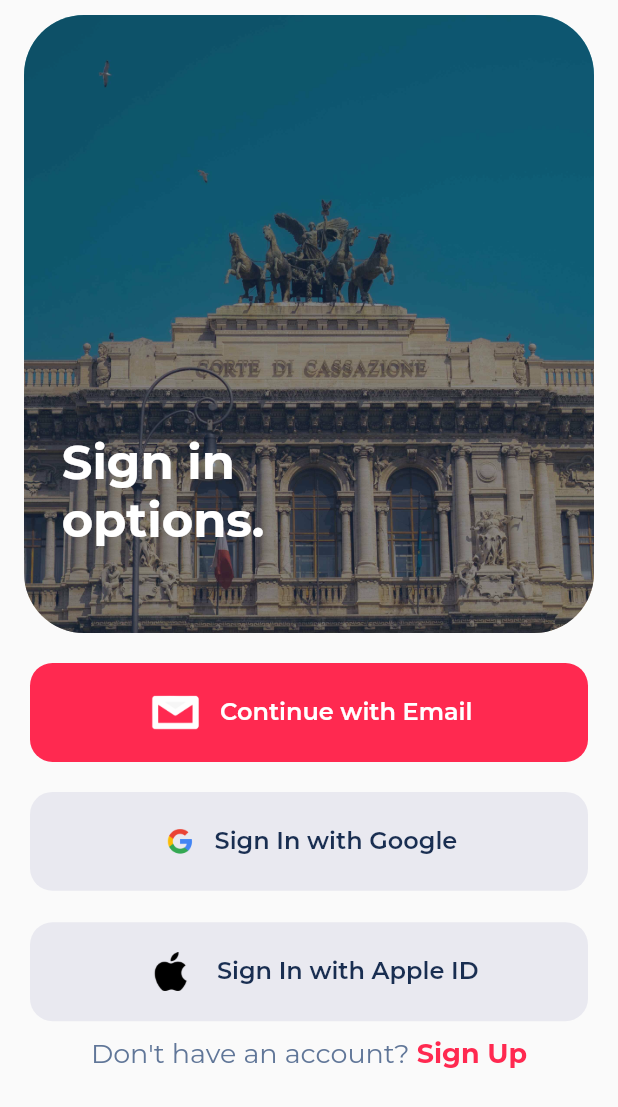
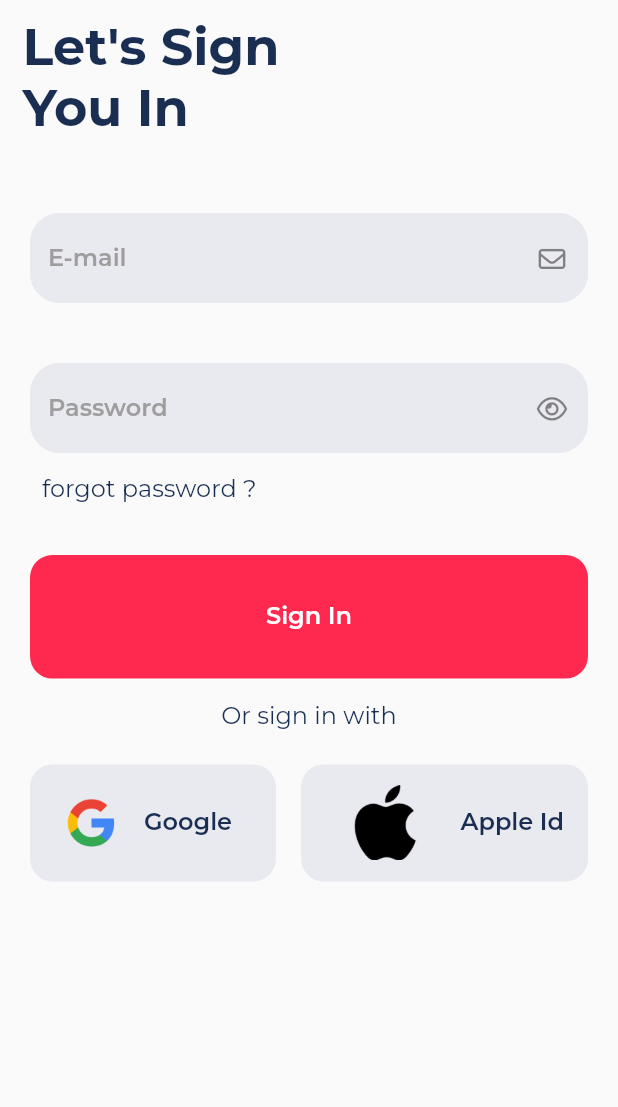
Before and after one commit to Febinjohnson96/newsz, a Flutter app: the SignInScreen screen opened directly, on a phone screen of 412 x 824 dp. Shown: the top 1107 px of the screen. Run offline on Flutter 3.47's test engine with Material 2 defaults, Android fonts, the phone set to English and light mode, and no system bars; our stand-ins replace animate_do, equatable, flex_color_scheme, font_awesome_flutter, get, get_it and 1 more.

Commit message:
Feature/sign in page (#7)
* fixed screens for smaller devices

* refactored names to signinoptions

* made proper route

* created view for signin and signup.

* Added form in signin with password view

* completed ui. optimized for small devices

* added sized box for proper alignment

```diff
--- a/lib/src/config/route/approute.dart
+++ b/lib/src/config/route/approute.dart
@@ -1,6 +1,7 @@
 import 'package:get/get.dart';
+import 'package:newsz/src/presentation/auth/auth_screen.dart';
 import 'package:newsz/src/presentation/onboarding/onboarding_screen.dart';
-import 'package:newsz/src/presentation/signin/signin_screen.dart';
+import 'package:newsz/src/presentation/signin_options/signin_options_screen.dart';
 import 'package:newsz/src/presentation/splash/splash_screen.dart';
 
 import '../../presentation/home/home.dart';
@@ -19,8 +20,13 @@ List<GetPage> appRoutes = [
     page: () => const HomeView(),
   ),
   GetPage(
-    name: "/signin",
-    page: () => const SignInScreen(),
+    name: "/signinoptions",
+    page: () => const SignInOptionsScreen(),
+    transition: Transition.fadeIn,
+  ),
+  GetPage(
+    name: "/auth",
+    page: () => const AuthScreen(),
     transition: Transition.fadeIn,
   ),
 ];
--- a/lib/src/config/theme/app_text_theme.dart
+++ b/lib/src/config/theme/app_text_theme.dart
@@ -1,4 +1,5 @@
 import 'package:flutter/material.dart';
+import 'package:newsz/src/config/theme/appcolors.dart';
 
 class AppTheme {
   static final appTheme = ThemeData(
@@ -44,5 +45,17 @@ class AppTheme {
           fontWeight: FontWeight.w500,
           fontSize: 24,
         ),
-      ));
+      ),
+      inputDecorationTheme: InputDecorationTheme(
+          filled: true,
+          fillColor: athensGrey,
+          border: OutlineInputBorder(
+              borderSide: const BorderSide(color: athensGrey),
+              borderRadius: BorderRadius.circular(20)),
+          focusedBorder: OutlineInputBorder(
+              borderSide: const BorderSide(color: athensGrey),
+              borderRadius: BorderRadius.circular(20)),
+          enabledBorder: OutlineInputBorder(
+              borderSide: const BorderSide(color: athensGrey),
+              borderRadius: BorderRadius.circular(20))));
 }
--- /dev/null
+++ b/lib/src/presentation/auth/auth_sub_features/sign_in/sign_in_controller.dart
@@ -0,0 +1,14 @@
+import 'package:flutter/material.dart';
+import 'package:get/get.dart';
+
+class SignInController extends GetxController {
+  final emailController = TextEditingController();
+  final passWordController = TextEditingController();
+
+  final _isPassWordNotVisible = true.obs;
+  bool get isPassWordNotVisible => _isPassWordNotVisible.value;
+
+  void changePasswordVisibilty(bool passWordVisibility) {
+    _isPassWordNotVisible(passWordVisibility);
+  }
+}
--- /dev/null
+++ b/lib/src/presentation/auth/auth_sub_features/sign_in/sign_in_screen.dart
@@ -0,0 +1,138 @@
+import 'package:flutter/material.dart';
+import 'package:font_awesome_flutter/font_awesome_flutter.dart';
+import 'package:get/get.dart';
+import 'package:newsz/src/config/images/images.dart';
+import 'package:newsz/src/config/theme/appcolors.dart';
+import 'package:newsz/src/presentation/auth/auth_sub_features/sign_in/sign_in_controller.dart';
+import 'package:newsz/src/presentation/auth/widgets/auth_text_field.dart';
+import 'package:newsz/src/widgets/appbutton.dart';
+import 'package:newsz/src/widgets/appbutton_with_icon.dart';
+
+class SignInScreen extends StatelessWidget {
+  const SignInScreen({Key? key}) : super(key: key);
+
+  @override
+  Widget build(BuildContext context) {
+    return GetBuilder<SignInController>(
+        init: SignInController(),
+        builder: (controller) {
+          return Scaffold(body: LayoutBuilder(builder: (context, constraints) {
+            return SingleChildScrollView(
+              child: Column(
+                mainAxisSize: MainAxisSize.min,
+                crossAxisAlignment: CrossAxisAlignment.start,
+                children: [
+                  Padding(
+                    padding: const EdgeInsets.symmetric(
+                        vertical: 10, horizontal: 15),
+                    child: Text(
+                      "Let's Sign\nYou In",
+                      style: Theme.of(context)
+                          .textTheme
+                          .headline1
+                          ?.copyWith(color: blueVogue, fontSize: 34),
+                    ),
+                  ),
+                  const SizedBox(
+                    height: 40,
+                  ),
+                  Padding(
+                    padding: const EdgeInsets.symmetric(horizontal: 20),
+                    child: AuthTextField(
+                      textController: controller.emailController,
+                      label: "E-mail",
+                      isPassword: false,
+                      icon: FontAwesomeIcons.envelope,
+                    ),
+                  ),
+                  const SizedBox(
+                    height: 40,
+                  ),
+                  Padding(
+                    padding: const EdgeInsets.symmetric(horizontal: 20),
+                    child: Obx(
+                      () => AuthTextField(
+                        textController: controller.passWordController,
+                        label: "Password",
+                        isPassword: controller.isPassWordNotVisible,
+                        icon: controller.isPassWordNotVisible
+                            ? FontAwesomeIcons.eye
+                            : FontAwesomeIcons.eyeSlash,
+                        callback: (p0) =>
+                            controller.changePasswordVisibilty(p0),
+                      ),
+                    ),
+                  ),
+                  Padding(
+                    padding: const EdgeInsets.symmetric(horizontal: 20),
+                    child: TextButton(
+                        onPressed: () {},
+                        child: Text(
+                          "forgot password ?",
+                          style: Theme.of(context)
+                              .textTheme
+                              .headline6
+                              ?.copyWith(
+                                  color: blueVogue,
+                                  fontWeight: FontWeight.w500),
+                        )),
+                  ),
+                  const SizedBox(
+                    height: 20,
+                  ),
+                  Padding(
+                    padding: const EdgeInsets.symmetric(horizontal: 20),
+                    child: SizedBox(
+                        height: constraints.maxHeight * 0.1,
+                        child: AppButton(
+                          btntitle: "Sign In",
+                          callback: () {},
+                        )),
+                  ),
+                  const SizedBox(
+                    height: 15,
+                  ),
+                  Center(
+                      child: Text(
+                    "Or sign in with",
+                    style: Theme.of(context).textTheme.headline6?.copyWith(
+                        fontWeight: FontWeight.w500, color: blueVogue),
+                  )),
+                  const SizedBox(
+                    height: 20,
+                  ),
+                  Padding(
+                    padding: const EdgeInsets.symmetric(horizontal: 20),
+                    child: SizedBox(
+                      height: constraints.maxHeight * 0.1,
+                      child: Row(
+                        mainAxisAlignment: MainAxisAlignment.spaceBetween,
+                        children: [
+                          AppButtonWithIcon(
+                            btntitle: "Google   ",
+                            textColor: blueVogue,
+                            btnColor: athensGrey,
+                            iconImagePath: google,
+                            callback: () {},
+                          ),
+                          AppButtonWithIcon(
+                            btntitle: "Apple Id",
+                            btnColor: athensGrey,
+                            iconImagePath: apple,
+                            callback: () {},
+                            textColor: blueVogue,
+                          )
+                        ],
+                      ),
+                    ),
+                  ),
+                  const SizedBox(
+                    height: 50,
+                  ),
+                ],
+              ),
+            );
+          }));
+        });
+  }
+}
--- /dev/null
+++ b/lib/src/presentation/auth/auth_sub_features/sign_up/sign_up_controller.dart
@@ -0,0 +1,3 @@
+import 'package:get/get.dart';
+
+class SignUpController extends GetxController {}
--- /dev/null
+++ b/lib/src/presentation/auth/widgets/auth_text_field.dart
@@ -0,0 +1,38 @@
+import 'package:flutter/material.dart';
+import 'package:font_awesome_flutter/font_awesome_flutter.dart';
+
+class AuthTextField extends StatelessWidget {
+  const AuthTextField(
+      {Key? key,
+      required this.isPassword,
+      required this.label,
+      required this.textController,
+      this.callback,
+      this.icon})
+      : super(key: key);
+  final bool isPassword;
+  final String label;
+  final TextEditingController textController;
+  final void Function(bool isPassWordNotVisible)? callback;
+  final IconData? icon;
+
+  @override
+  Widget build(BuildContext context) {
+    return TextFormField(
+      controller: textController,
+      obscureText: isPassword,
+      decoration: InputDecoration(
+          suffixIcon: IconButton(
+              onPressed: ()=>callback?.call(!isPassword),
+              icon: FaIcon(
+                icon,
+                size: 18,
+              )),
+          hintText: label,
+          hintStyle: Theme.of(context)
+              .textTheme
+              .headline6
+              ?.copyWith(fontWeight: FontWeight.w600, color: Colors.grey)),
+    );
+  }
+}
--- a/lib/src/presentation/onboarding/onboarding_controller.dart
+++ b/lib/src/presentation/onboarding/onboarding_controller.dart
@@ -34,6 +34,6 @@ class OnboardingController extends GetxController {
   }
 
   void routeToSignIn() {
-    Get.offAllNamed('/signin');
+    Get.offAllNamed('/signinoptions');
   }
 }
--- a/lib/src/presentation/signin/signin_controller.dart
+++ /dev/null
@@ -1,3 +0,0 @@
-import 'package:get/get.dart';
-
-class SignInController extends GetxController{}
--- a/lib/src/presentation/signin/signin_screen.dart
+++ /dev/null
@@ -1,135 +0,0 @@
-import 'package:animate_do/animate_do.dart';
-import 'package:flutter/gestures.dart';
-import 'package:flutter/material.dart';
-import 'package:get/get.dart';
-import 'package:newsz/src/config/images/images.dart';
-import 'package:newsz/src/config/theme/appcolors.dart';
-import 'package:newsz/src/presentation/signin/signin_controller.dart';
-import 'package:newsz/src/widgets/appbutton_with_icon.dart';
-
-class SignInScreen extends StatelessWidget {
-  const SignInScreen({Key? key}) : super(key: key);
-
-  @override
-  Widget build(BuildContext context) {
-    return GetBuilder<SignInController>(
-        init: SignInController(),
-        builder: (controller) {
-          return Scaffold(
-            body: SafeArea(
-              child: LayoutBuilder(builder: (context, constraints) {
-                return FadeInUp(
-                  duration: const Duration(milliseconds: 1400),
-                  delay: const Duration(milliseconds: 300),
-                  child: Column(
-                    children: [
-                      Stack(
-                        children: [
-                          Padding(
-                            padding: const EdgeInsets.symmetric(
-                                horizontal: 16, vertical: 10),
-                            child: ClipRRect(
-                              borderRadius: BorderRadius.circular(40),
-                              child: Image.asset(
-                                parliament,
-                                height: constraints.maxHeight * 0.5,
-                                width: constraints.maxWidth,
-                                fit: BoxFit.cover,
-                              ),
-                            ),
-                          ),
-                          Padding(
-                            padding: const EdgeInsets.symmetric(
-                                horizontal: 16, vertical: 10),
-                            child: Container(
-                              height: constraints.maxHeight * 0.5,
-                              width: constraints.maxWidth,
-                              decoration: BoxDecoration(
-                                borderRadius: BorderRadius.circular(40),
-                                color: blueVogue.withOpacity(0.5),
-                              ),
-                            ),
-                          ),
-                          Positioned(
-                            bottom: constraints.maxHeight * 0.08,
-                            left: constraints.maxWidth * 0.1,
-                            child: Text(
-                              'Sign in\noptions.',
-                              style: Theme.of(context)
-                                  .textTheme
-                                  .headline1
-                                  ?.copyWith(color: Colors.white, fontSize: 32),
-                            ),
-                          )
-                        ],
-                      ),
-                      Padding(
-                        padding: const EdgeInsets.symmetric(
-                            vertical: 10, horizontal: 20),
-                        child: SizedBox(
-                          height: constraints.maxHeight * 0.08,
-                          child: const AppButtonWithIcon(
-                            btntitle: 'Continue with Email',
-                            btnColor: redRibbon,
-                            iconImagePath: mail,
-                          ),
-                        ),
-                      ),
-                      Padding(
-                        padding: const EdgeInsets.symmetric(
-                            vertical: 10, horizontal: 20),
-                        child: SizedBox(
-                          height: constraints.maxHeight * 0.08,
-                          child: const AppButtonWithIcon(
-                            btntitle: 'Sign In with Google',
-                            btnColor: athensGrey,
-                            iconImagePath: google,
-                            textColor: blueVogue,
-                          ),
-                        ),
-                      ),
-                      Padding(
-                        padding: const EdgeInsets.symmetric(
-                            vertical: 11, horizontal: 20),
-                        child: SizedBox(
-                          height: constraints.maxHeight * 0.08,
-                          child: const AppButtonWithIcon(
-                            btntitle: 'Sign In with Apple ID',
-                            btnColor: athensGrey,
-                            iconImagePath:
-                                apple,
-                            textColor: blueVogue,
-                          ),
-                        ),
-                      ),
-                      RichText(
-                          text: TextSpan(children: [
-                        TextSpan(
-                            text: "Don't have an account? ",
-                            style: Theme.of(context)
-                                .textTheme
-                                .headline5
-                                ?.copyWith(
-                                    color: lynch, fontWeight: FontWeight.w500)),
-                        TextSpan(
-                            text: "Sign Up",
-                            style: Theme.of(context)
-                                .textTheme
-                                .headline5
-                                ?.copyWith(
-                                    color: redRibbon,
-                                    fontWeight: FontWeight.bold),
-                            recognizer: TapGestureRecognizer()
-                              ..onTap = () {
-                                debugPrint("TESTss");
-                              })
-                      ]))
-                    ],
-                  ),
-                );
-              }),
-            ),
-          );
-        });
-  }
-}
--- a/lib/src/widgets/appbutton.dart
+++ b/lib/src/widgets/appbutton.dart
@@ -18,14 +18,14 @@ class AppButton extends StatelessWidget {
         decoration: BoxDecoration(
             color: redRibbon, borderRadius: BorderRadius.circular(15)),
         child: Padding(
-          padding: const EdgeInsets.symmetric(vertical: 15, horizontal: 16),
+          padding: const EdgeInsets.symmetric( horizontal: 16),
           child: Center(
             child: Text(
               btntitle,
               style: Theme.of(context)
                   .textTheme
                   .headline6
-                  ?.copyWith(color: Colors.white),
+                  ?.copyWith(color: Colors.white,fontWeight: FontWeight.w600),
             ),
           ),
         ),
--- a/lib/src/widgets/appbutton_with_icon.dart
+++ b/lib/src/widgets/appbutton_with_icon.dart
@@ -23,7 +23,7 @@ class AppButtonWithIcon extends StatelessWidget {
         decoration: BoxDecoration(
             color: btnColor, borderRadius: BorderRadius.circular(15)),
         child: Padding(
-          padding: const EdgeInsets.symmetric(vertical: 20, horizontal: 16),
+          padding: const EdgeInsets.symmetric(vertical: 14,horizontal: 16),
           child: Row(
             mainAxisAlignment: MainAxisAlignment.center,
             children: [
--- a/pubspec.yaml
+++ b/pubspec.yaml
@@ -36,10 +36,12 @@ dependencies:
   get_it: ^7.2.0
   animate_do: ^3.0.2
   percent_indicator: ^4.2.3
+  flutter_feather_icons: ^2.0.0+1
 
   # The following adds the Cupertino Icons font to your application.
   # Use with the CupertinoIcons class for iOS style icons.
   cupertino_icons: ^1.0.2
+  font_awesome_flutter: ^10.4.0
 
 dev_dependencies:
   flutter_test:
```
Also changed, not shown: lib/src/presentation/auth/auth_controller.dart (added, +18 -0 lines), lib/src/presentation/auth/auth_screen.dart (added, +93 -0 lines), lib/src/presentation/auth/auth_sub_features/sign_up/sign_up_screen.dart (added, +20 -0 lines), lib/src/presentation/auth/widgets/view_change_button.dart (added, +62 -0 lines), lib/src/presentation/signin_options/signin_options_controller.dart (added, +7 -0 lines), lib/src/presentation/signin_options/signin_options_screen.dart (added, +145 -0 lines), pubspec.lock.
